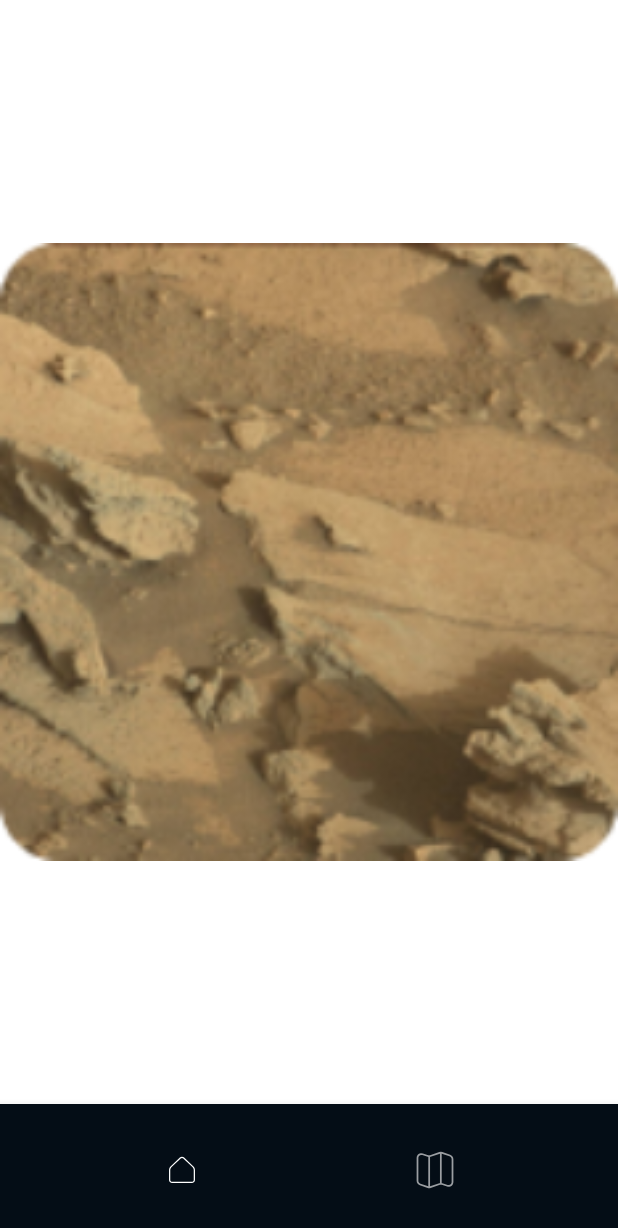
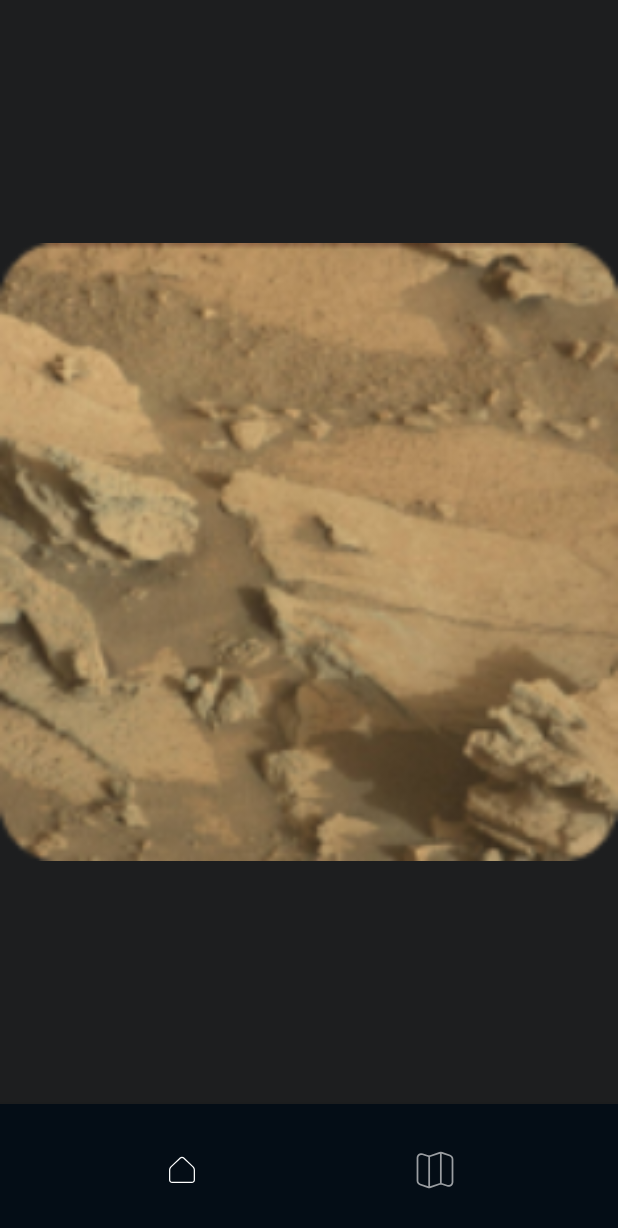
Before and after one commit to mrtsv9/SpaceApp, an Android app: the fragment DetailsFragment placed in its activity, on a phone screen of 412 x 824 dp. Shown: the top 1228 px of the screen. Run offline under Robolectric (Android 15) with nearby library versions, the phone set to English and light mode, and no system bars; our stand-ins replace Dagger/Hilt's generated code; libraries missing offline, so code that uses them is left out: com.github.terrakok.cicerone; 3 statements that could not run were skipped.

Commit message:
started to implement custom view

```diff
--- a/app/src/main/res/layout/fragment_details.xml
+++ b/app/src/main/res/layout/fragment_details.xml
@@ -1,12 +1,18 @@
 <?xml version="1.0" encoding="utf-8"?>
 <androidx.constraintlayout.widget.ConstraintLayout xmlns:android="http://schemas.android.com/apk/res/android"
+    xmlns:app="http://schemas.android.com/apk/res-auto"
     android:layout_width="match_parent"
     android:layout_height="match_parent">
 
     <com.example.space.presentation.details_screen.view.custom_view.CustomImageView
         android:id="@+id/custom_view"
+        android:layout_width="match_parent"
+        android:layout_height="match_parent"
         android:src="@drawable/sample_image"
-        android:layout_width="match_parent"
-        android:layout_height="match_parent"/>
+        android:background="?attr/colorSecondary"
+        app:layout_constraintBottom_toBottomOf="parent"
+        app:layout_constraintEnd_toEndOf="parent"
+        app:layout_constraintStart_toStartOf="parent"
+        app:layout_constraintTop_toTopOf="parent" />
 
 </androidx.constraintlayout.widget.ConstraintLayout>
--- a/app/src/main/res/layout/item_image.xml
+++ b/app/src/main/res/layout/item_image.xml
@@ -7,12 +7,12 @@
     xmlns:tools="http://schemas.android.com/tools"
     android:layout_width="match_parent"
     android:layout_height="wrap_content"
-    app:cardBackgroundColor="@color/rv_background">
+    app:cardBackgroundColor="?attr/colorSecondary">
 
     <androidx.constraintlayout.widget.ConstraintLayout
         android:layout_width="match_parent"
         android:layout_height="match_parent"
-        android:background="@color/rv_background">
+        android:background="?attr/colorSecondary">
 
         <View
             android:id="@+id/view"
--- a/app/src/main/res/values/themes.xml
+++ b/app/src/main/res/values/themes.xml
@@ -6,12 +6,11 @@
         <item name="colorPrimaryVariant">#C4C4C4</item>
         <item name="colorOnPrimary">@color/white</item>
         <!-- Secondary brand color. -->
-        <item name="colorSecondary">@color/teal_200</item>
+        <item name="colorSecondary">@color/rv_background</item>
         <item name="colorSecondaryVariant">@color/teal_700</item>
         <item name="colorOnSecondary">@color/black</item>
         <!-- Status bar color. -->
         <item name="android:statusBarColor" tools:targetApi="l">?attr/colorPrimary</item>
-        <!-- Customize your theme here. -->
     </style>
 
 </resources>
```
